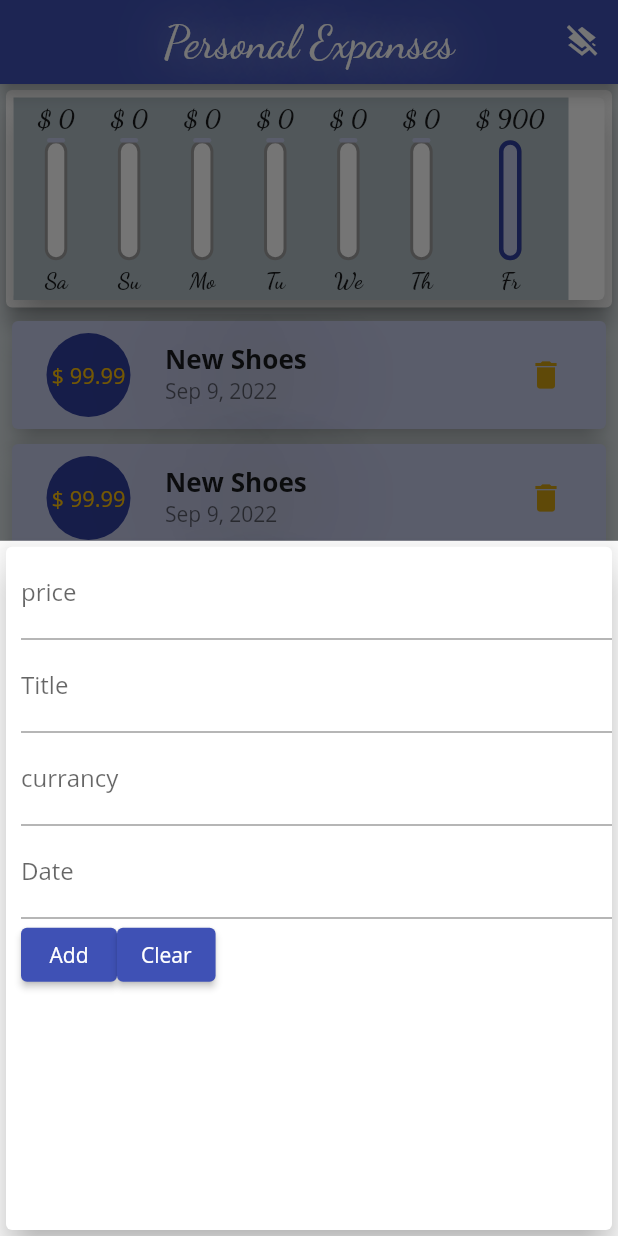
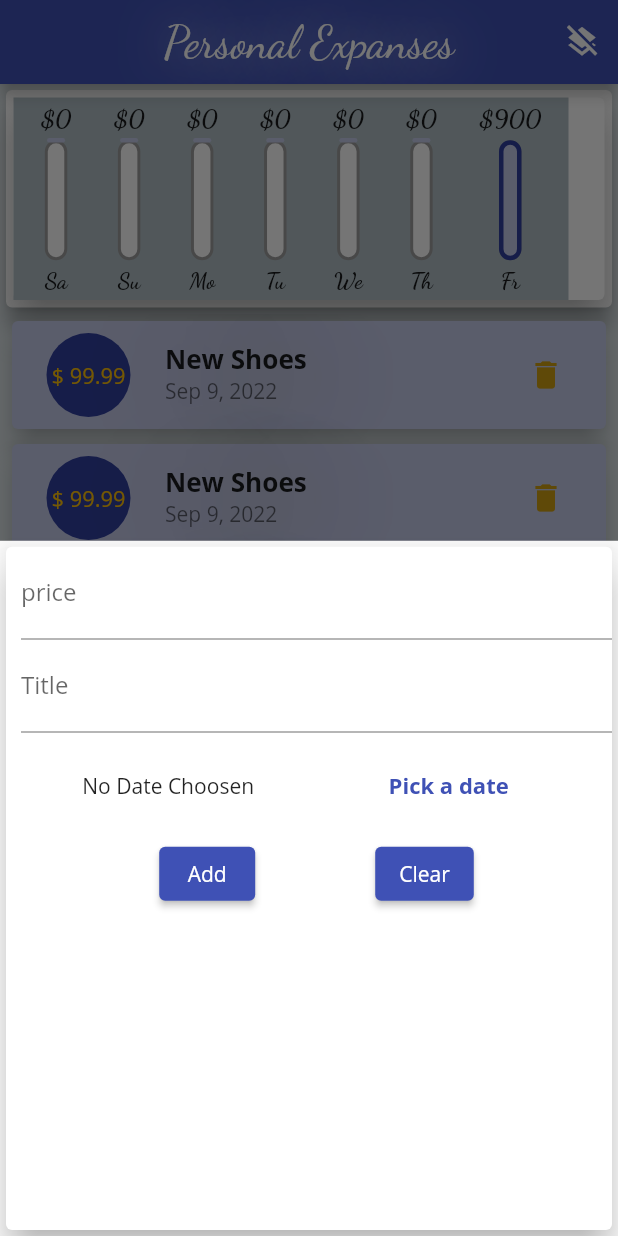
Before and after one commit to abdelazizSalah/LearningDartAndFlutter, a Flutter app: the screen it shows after launch, after a tap on the "add" icon, on a phone screen of 412 x 824 dp. Run offline on Flutter 3.47's test engine with Material 2 defaults, Android fonts, the light colour scheme and no system bars.

Commit message:
Finializing the app!

```diff
--- a/presonal_expanses_app/lib/Widgets/InputFields.dart
+++ b/presonal_expanses_app/lib/Widgets/InputFields.dart
@@ -1,20 +1,27 @@
 import 'package:flutter/material.dart';
+import 'package:intl/intl.dart';
 
 class InputFields extends StatelessWidget {
   final ChangeTitle;
   final amountController;
+  final titleController;
   final ChangeCurrancy;
-  final ChangeDate;
   final ChangePrice;
   final addTransaction;
   final clearTransaction;
+  final clearAllEntries;
+  final datePicker;
+  final selectedDate;
 
   const InputFields(
-      {required this.amountController,
+      {required this.datePicker,
+      required this.amountController,
+      required this.titleController,
       required this.ChangeTitle,
       required this.ChangeCurrancy,
       required this.clearTransaction,
-      required this.ChangeDate,
+      required this.clearAllEntries,
+      required this.selectedDate,
       required this.ChangePrice,
       required this.addTransaction});
 
@@ -47,23 +54,31 @@ class InputFields extends StatelessWidget {
               onSubmitted: (_) {
                 addTransaction();
               },
-              onChanged: ChangeTitle,
+              controller: titleController,
             ),
-            TextField(
-              decoration: InputDecoration(labelText: "currancy"),
-              onSubmitted: (_) {
-                addTransaction();
-              },
-              onChanged: ChangeCurrancy,
-            ),
-            TextField(
-              decoration: InputDecoration(labelText: "Date"),
-              onSubmitted: (_) {
-                addTransaction();
-              },
-              onChanged: ChangeDate,
+            Container(
+              height: 70,
+              child: Row(
+                mainAxisAlignment: MainAxisAlignment.spaceAround,
+                children: [
+                  Text(selectedDate == DateTime(2022)
+                      ? "No Date Choosen"
+                      : "Picked date: ${DateFormat.yMMMd().format(selectedDate)}"),
+                  Container(
+                    margin: EdgeInsets.only(right: 20),
+                    child: TextButton(
+                        onPressed: datePicker,
+                        child: Text(
+                          "Pick a date",
+                          style: TextStyle(
+                              fontSize: 14.7, fontWeight: FontWeight.bold),
+                        )),
+                  )
+                ],
+              ),
             ),
             Row(
+              mainAxisAlignment: MainAxisAlignment.center,
               children: [
                 ElevatedButton(
                     // onPressed: (String id, String title, double amount, String currancy, DateTime date) {
@@ -74,13 +89,17 @@ class InputFields extends StatelessWidget {
                       addTransaction();
                     },
                     child: Text("Add")),
+                SizedBox(
+                  width: 80,
+                  height: 10,
+                ),
                 ElevatedButton(
                     // onPressed: (String id, String title, double amount, String currancy, DateTime date) {
                     //   Transactoin tx = Transactoin(id: id, title: title, amount: amount, currancy: currancy, date: date)
                     //   transactions.add(tx);
                     // },
                     onPressed: () {
-                      clearTransaction();
+                      clearAllEntries();
                     },
                     child: Text("Clear")),
               ],
--- a/presonal_expanses_app/lib/Widgets/Txs.dart
+++ b/presonal_expanses_app/lib/Widgets/Txs.dart
@@ -11,7 +11,7 @@ class Txs extends StatelessWidget {
   Widget build(BuildContext context) {
     return Container(
       // color: Colors.amber,
-      height: 440,
+      height: 500,
       // color: Colors.amber,
       child: transactions.isEmpty
           ? Column(
--- a/presonal_expanses_app/lib/Widgets/chart_bar.dart
+++ b/presonal_expanses_app/lib/Widgets/chart_bar.dart
@@ -22,7 +22,7 @@ class ChartBar extends StatelessWidget {
           height: 20,
           child: FittedBox(
             child: Text(
-              "\$ ${spendingAmount.toStringAsFixed(0)}",
+              "\$${spendingAmount.toStringAsFixed(0)}",
               style: TextStyle(
                   fontFamily: 'DancingScript',
                   fontSize: 15,
--- a/presonal_expanses_app/lib/main.dart
+++ b/presonal_expanses_app/lib/main.dart
@@ -43,13 +43,12 @@ class MainPage extends StatefulWidget {
 class _MainPageState extends State<MainPage> {
   String titleInput = "";
   double priceInput = 0.0;
-  String currancyInput = "";
-  DateTime DateInput = DateTime.now();
+  String currancyInput = "\$";
+  DateTime DateInput = DateTime(2022);
 
   //we use these in order to use the listners
   final titleController = TextEditingController();
   final amountController = TextEditingController();
-  final dateController = TextEditingController();
   final currancyController = TextEditingController();
 
   /// manual functions to be able to change the value of the parameters through
@@ -61,8 +60,6 @@ class _MainPageState extends State<MainPage> {
   void ChangePrice(String price) => priceInput = double.parse(price);
 
   void ChangeCurrancy(String curr) => currancyInput = curr;
-
-  void ChangeDate(String date) => DateInput = DateTime.now();
 
   void printAllData() => print(
       "title = $titleInput\nprice = ${currancyInput + priceInput.toString()}\nDate = ${DateFormat.yMMMd().format(DateInput)}");
@@ -130,17 +127,53 @@ class _MainPageState extends State<MainPage> {
     });
   }
 
+  void _presentDatePicker() {
+    showDatePicker(
+            context: context,
+            initialDate: DateTime.now(),
+            firstDate: DateTime(2022),
+            lastDate: DateTime.now())
+        .then((pickedDate) {
+      if (pickedDate == null) return;
+      setState(() {
+        DateInput = pickedDate;
+      });
+      print("titleController.text is ${titleController.text}");
+      Navigator.of(context).pop();
+      print(titleController.text);
+      ShowTheInputArea(context);
+    });
+  }
+
+  void clearAllEntries() {
+    Navigator.of(context).pop();
+
+    setState(() {
+      amountController.text = "";
+      titleController.text = "";
+      DateInput = DateTime(2022);
+    });
+    ShowTheInputArea(context);
+  }
+
   void addTransaction() {
+    /// input validation
+    if (DateInput == DateTime(2022) ||
+        amountController.text.isEmpty ||
+        titleController.text.isEmpty) return;
+
     Transaction trans = Transaction(
         id: "T${transactions.length + 1}",
         amount: double.parse(amountController.text),
-        currancy: currancyInput,
+        currancy: "\$",
         date: DateInput,
-        title: titleInput);
-
+        title: titleController.text);
     setState(() {
       transactions.add(trans);
     });
+
+    /// to clear the value inside it after adding it
+    clearAllEntries();
 
     /// this is how we can close the showmodalbottomsheet
     /// after submiting certain object
@@ -165,11 +198,14 @@ class _MainPageState extends State<MainPage> {
           return GestureDetector(
             /// still need to know more about this widget /// still need to know more about this widget
             child: InputFields(
+                selectedDate: DateInput,
+                titleController: titleController,
+                amountController: amountController,
+                datePicker: _presentDatePicker,
                 clearTransaction: clearTransactions,
+                clearAllEntries: clearAllEntries,
                 ChangeTitle: ChangeTitle,
                 ChangeCurrancy: ChangeCurrancy,
-                ChangeDate: ChangeDate,
-                amountController: amountController,
                 ChangePrice: ChangePrice,
                 addTransaction: addTransaction),
           );
```
